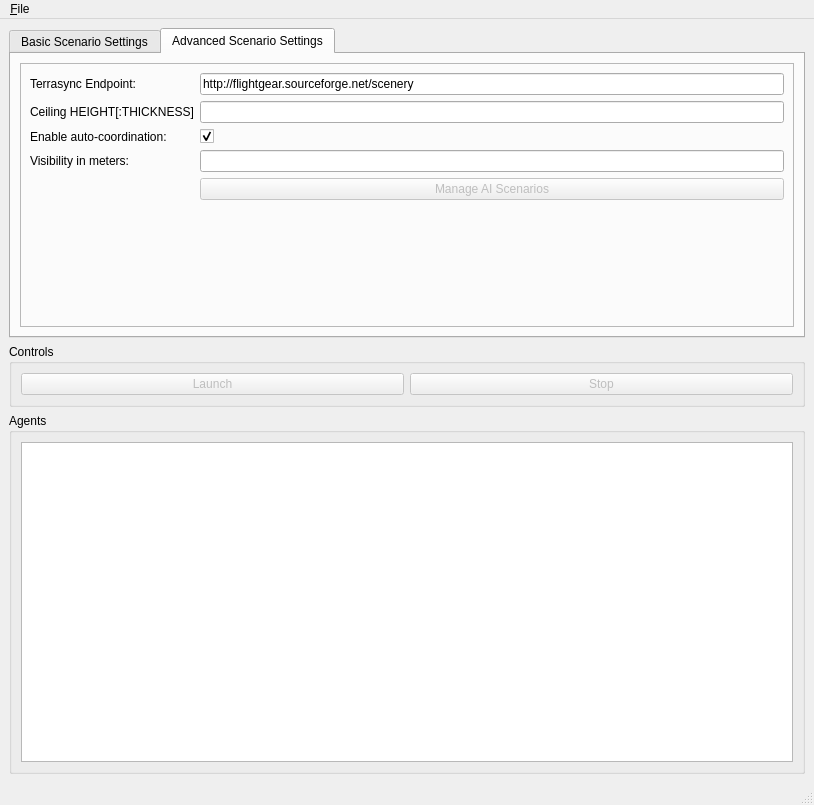
The window that fgo/ui/MainWindow.ui (cgspeck/fg-orchestrator) describes before a commit, drawn with Qt 5.
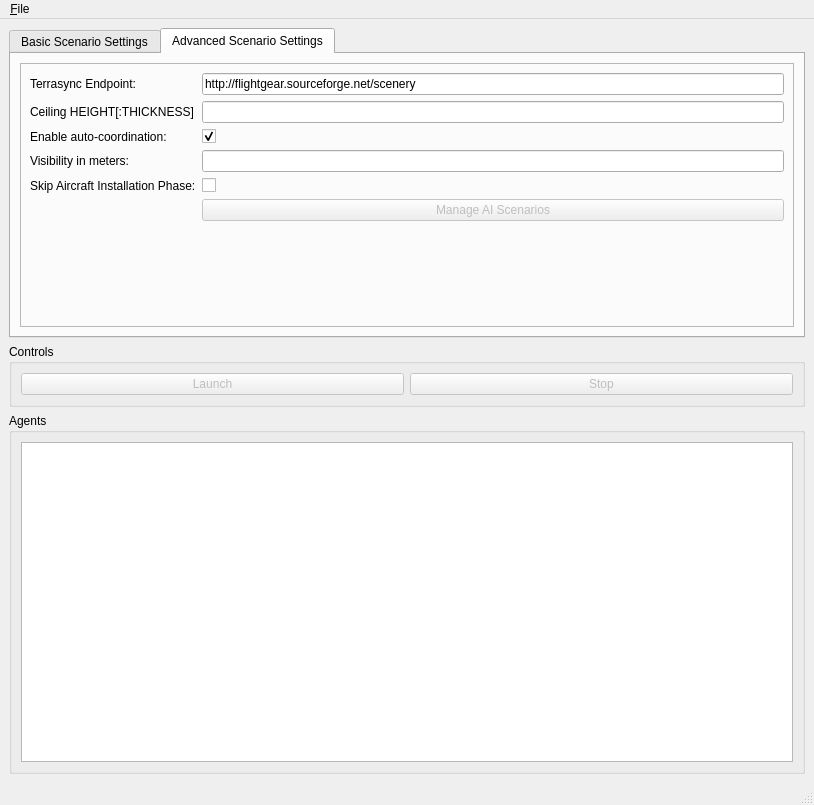
The same window after the commit. The open tabs and pages were chosen to show the change. Icons and pictures are not drawn.

```diff
--- a/fgo/ui/MainWindow.ui
+++ b/fgo/ui/MainWindow.ui
@@ -300,7 +300,7 @@
            <item row="3" column="1">
             <widget class="QLineEdit" name="leVisibilityMeters"/>
            </item>
-           <item row="4" column="1">
+           <item row="5" column="1">
             <widget class="QPushButton" name="pbManageAIScenarios">
              <property name="enabled">
               <bool>false</bool>
@@ -313,13 +313,27 @@
              </property>
             </widget>
            </item>
-           <item row="4" column="0">
+           <item row="5" column="0">
             <widget class="QLabel" name="label_8">
              <property name="text">
               <string/>
              </property>
             </widget>
            </item>
+           <item row="4" column="1">
+            <widget class="QCheckBox" name="cbSkipAircraftInstall">
+             <property name="text">
+              <string/>
+             </property>
+            </widget>
+           </item>
+           <item row="4" column="0">
+            <widget class="QLabel" name="label_10">
+             <property name="text">
+              <string>Skip Aircraft Installation Phase:</string>
+             </property>
+            </widget>
+           </item>
           </layout>
          </widget>
         </item>
```
Left out of the diff: 4 changed lines with no effect on the pictures.
